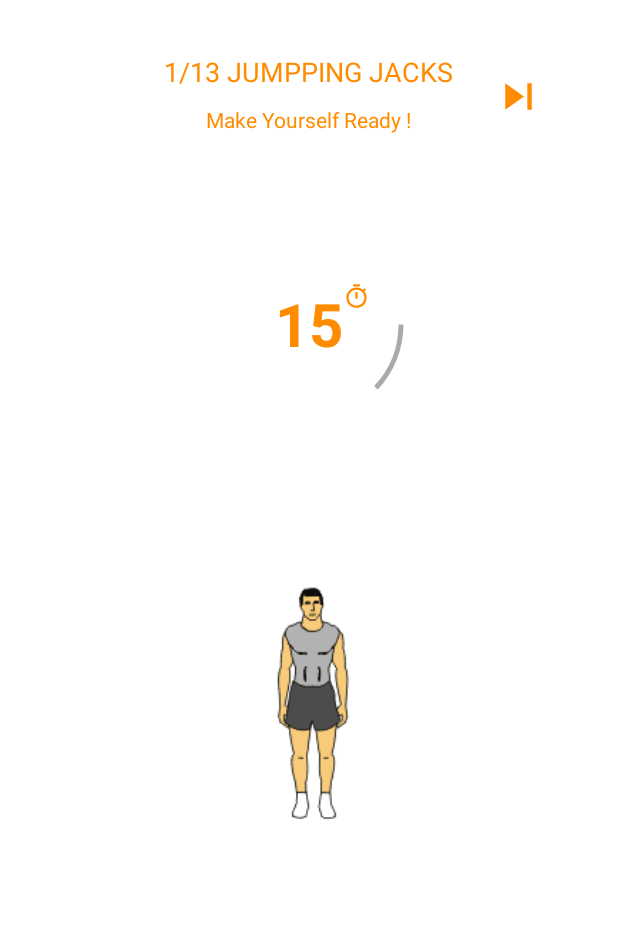
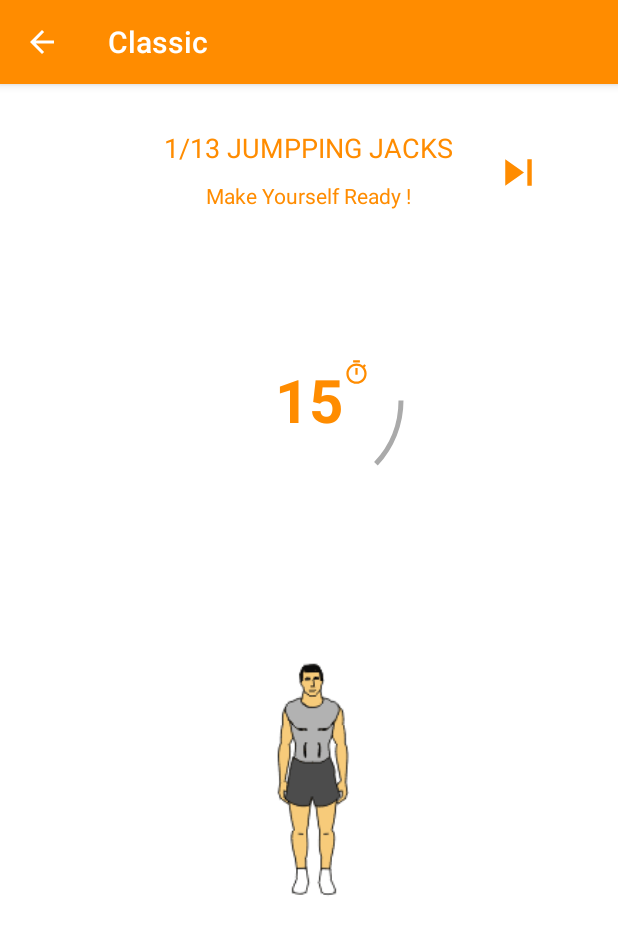
Before and after one commit to hashimmirza/8-minutes, an Android app: the ClassicExerciseActivity screen opened directly, with no data from a screen before it, on a phone screen of 412 x 824 dp. Shown: the top 935 px of the screen. Run offline under Robolectric (Android 15) with nearby library versions, the phone set to English and light mode, and no system bars.

Commit message:
Classic activity

```diff
--- a/app/src/main/java/io/github/kosmologist/a8minutes/ClassicExercise/ClassicExerciseActivity.java
+++ b/app/src/main/java/io/github/kosmologist/a8minutes/ClassicExercise/ClassicExerciseActivity.java
@@ -1,5 +1,7 @@
 package io.github.kosmologist.a8minutes.ClassicExercise;
 
+import android.content.Intent;
+import android.graphics.Color;
 import android.media.MediaPlayer;
 import android.os.CountDownTimer;
 import android.speech.tts.TextToSpeech;
@@ -13,6 +15,7 @@ import android.widget.TextView;
 
 import java.util.Locale;
 
+import io.github.kosmologist.a8minutes.MainActivity;
 import io.github.kosmologist.a8minutes.R;
 import pl.droidsonroids.gif.GifImageView;
 
@@ -33,6 +36,20 @@ public class ClassicExerciseActivity extends AppCompatActivity implements TextTo
     protected void onCreate(Bundle savedInstanceState) {
         super.onCreate(savedInstanceState);
         setContentView(R.layout.activity_classic_exercise);
+        android.support.v7.widget.Toolbar toolbar =findViewById(R.id.classicToolbar);
+        setSupportActionBar(toolbar);
+        getSupportActionBar().setTitle("Classic");
+        toolbar.setTitleTextColor(Color.parseColor("#ffffff"));
+        toolbar.setNavigationIcon(R.drawable.ic_arrow_back_white_24dp);
+        toolbar.setNavigationOnClickListener(new View.OnClickListener() {
+            @Override
+            public void onClick(View view) {
+                finish();
+                Intent intent = new Intent(ClassicExerciseActivity.this,MainActivity.class);
+                startActivity(intent);
+            }
+        });
+
         textToSpeech = new TextToSpeech(ClassicExerciseActivity.this, ClassicExerciseActivity.this);
         setUpUI(16000);
     }
--- a/app/src/main/java/io/github/kosmologist/a8minutes/MainActivity.java
+++ b/app/src/main/java/io/github/kosmologist/a8minutes/MainActivity.java
@@ -1,6 +1,7 @@
 package io.github.kosmologist.a8minutes;
 
 import android.content.Intent;
+import android.graphics.Color;
 import android.support.v7.app.AppCompatActivity;
 import android.os.Bundle;
 import android.view.View;
@@ -18,7 +19,9 @@ public class MainActivity extends AppCompatActivity {
         android.support.v7.widget.Toolbar toolbar =findViewById(R.id.toolbar);
         setSupportActionBar(toolbar);
         getSupportActionBar().setTitle("8 MINUTES");
-        toolbar.setLogo(R.drawable.newlogo);
+        toolbar.setTitleTextColor(Color.parseColor("#ffffff"));
+        toolbar.setNavigationIcon(R.mipmap.ic_launcher);
+
         Button btnClassicInstructions =findViewById(R.id.btnInstructions);
         btnClassicInstructions.setOnClickListener(new View.OnClickListener() {
             @Override
--- /dev/null
+++ b/app/src/main/res/drawable/ic_arrow_back_white_24dp.xml
@@ -0,0 +1,4 @@
+<?xml version="1.0" encoding="UTF-8" standalone="no"?>
+<vector xmlns:android="http://schemas.android.com/apk/res/android" android:height="24dp" android:viewportHeight="24.0" android:viewportWidth="24.0" android:width="24dp">
+    <path android:fillColor="#FFFFFF" android:pathData="M20,11H7.83l5.59,-5.59L12,4l-8,8 8,8 1.41,-1.41L7.83,13H20v-2z"/>
+</vector>
--- a/app/src/main/res/layout/activity_classic_exercise.xml
+++ b/app/src/main/res/layout/activity_classic_exercise.xml
@@ -6,7 +6,12 @@
     android:layout_height="match_parent"
     android:background="#ffffff"
     tools:context="io.github.kosmologist.a8minutes.ClassicExercise.ClassicExerciseActivity">
-
+    <android.support.v7.widget.Toolbar
+        android:id="@+id/classicToolbar"
+        android:layout_width="match_parent"
+        android:layout_height="?attr/actionBarSize"
+        android:elevation="4dp"
+        android:background="#ff8c00"/>
 
     <TextView
         android:id="@+id/ready"
@@ -18,12 +23,13 @@
         android:textColor="#ff8c00"
         android:layout_below="@+id/exerciseName"/>
     <TextView
+        android:layout_below="@+id/classicToolbar"
         android:id="@+id/exerciseName"
         android:layout_width="wrap_content"
         android:layout_height="wrap_content"
         android:textSize="18sp"
         android:layout_centerHorizontal="true"
-        android:layout_marginTop="35dp"
+        android:layout_marginTop="30dp"
         android:text="1/13 JUMPPING JACKS"
         android:textColor="#ff8c00" />
     <ProgressBar
--- a/app/src/main/res/layout/activity_main.xml
+++ b/app/src/main/res/layout/activity_main.xml
@@ -11,7 +11,8 @@
     <android.support.v7.widget.Toolbar
         android:id="@+id/toolbar"
         android:layout_width="match_parent"
-        android:layout_height="55dp"
+        android:layout_height="?attr/actionBarSize"
+        android:elevation="4dp"
         android:background="#ff8c00">
 
     </android.support.v7.widget.Toolbar>
--- /dev/null
+++ b/app/src/main/res/mipmap-anydpi-v26/ic_arrow_back_white_24dp.xml
@@ -0,0 +1,4 @@
+<?xml version="1.0" encoding="UTF-8" standalone="no"?>
+<vector xmlns:android="http://schemas.android.com/apk/res/android" android:height="24dp" android:viewportHeight="24.0" android:viewportWidth="24.0" android:width="24dp">
+    <path android:fillColor="#FFFFFF" android:pathData="M20,11H7.83l5.59,-5.59L12,4l-8,8 8,8 1.41,-1.41L7.83,13H20v-2z"/>
+</vector>
```
